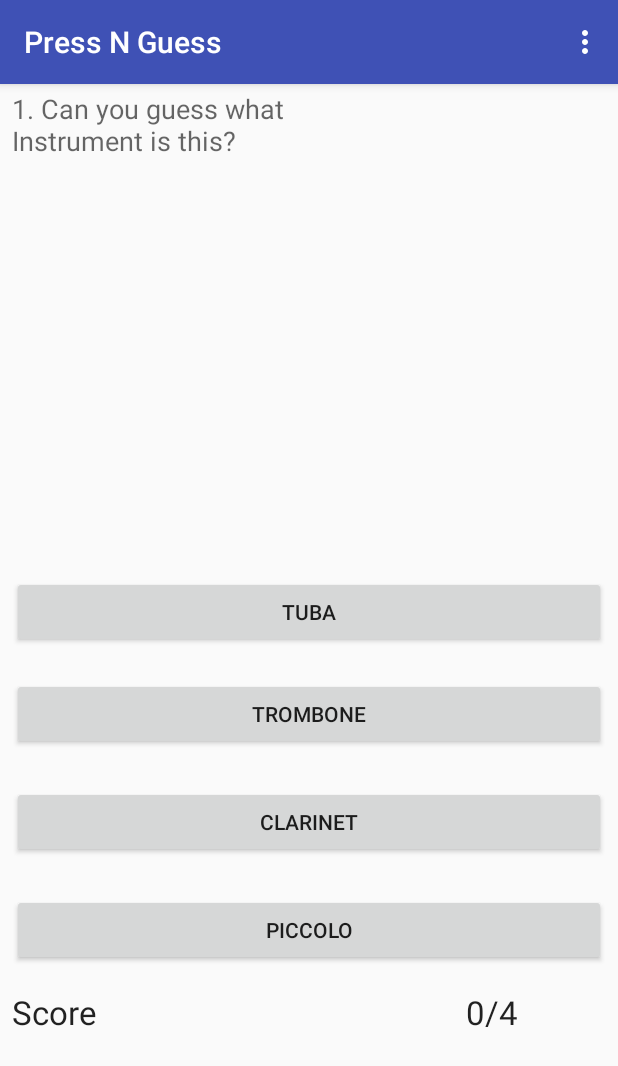
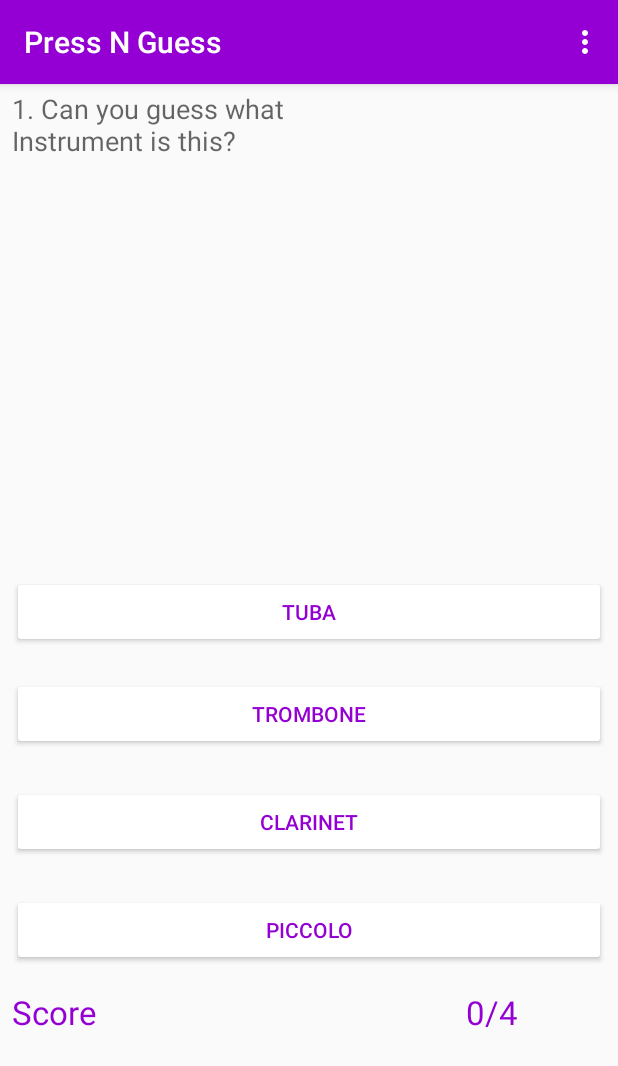
Before and after one commit to QaiWalker/PressNGuess, an Android app: the screen it shows after launch (MainActivity), on a phone screen of 412 x 824 dp. Shown: the top 1066 px of the screen. Run offline under Robolectric (Android 15) with nearby library versions, the phone set to English and light mode, and no system bars.

Commit message:
NEW UI AND MORE MP3 SOUNDSS

```diff
--- a/app/src/main/java/com/example/qaite/pressnguess/InstrumentsActivity.java
+++ b/app/src/main/java/com/example/qaite/pressnguess/InstrumentsActivity.java
@@ -96,6 +96,12 @@ public class InstrumentsActivity extends AppCompatActivity {
             mp = MediaPlayer.create(this, R.raw.saxophone);
         } else if (pos == "French Horn"){
             mp = MediaPlayer.create(this, R.raw.frenchhorn);
+        } else if (pos == "Tuba"){
+            mp = MediaPlayer.create(this, R.raw.tuba);
+        }else if (pos == "Trumpet"){
+            mp = MediaPlayer.create(this, R.raw.trumpet);
+        }else if (pos == "Drum"){
+            mp = MediaPlayer.create(this, R.raw.drum);
         }
 
         mp.start();
--- a/app/src/main/java/com/example/qaite/pressnguess/MainActivity.java
+++ b/app/src/main/java/com/example/qaite/pressnguess/MainActivity.java
@@ -97,6 +97,7 @@ public class MainActivity extends AppCompatActivity {
 
         mp.start();
     }
+
     @Override
     public boolean onCreateOptionsMenu(Menu menu) {
         // Inflate the menu; this adds items to the action bar if it is present.
--- a/app/src/main/res/layout/activity_main.xml
+++ b/app/src/main/res/layout/activity_main.xml
@@ -32,7 +32,9 @@
         android:onClick="onClick"
         app:layout_constraintBottom_toTopOf="@+id/button2"
         app:layout_constraintEnd_toEndOf="parent"
-        app:layout_constraintStart_toStartOf="parent" />
+        app:layout_constraintStart_toStartOf="parent"
+        android:backgroundTint="#FFFFFF"
+        android:textColor="#9400D3"/>
 
     <Button
         android:id="@+id/button2"
@@ -46,7 +48,9 @@
         android:onClick="onClick"
         app:layout_constraintBottom_toTopOf="@+id/button3"
         app:layout_constraintEnd_toEndOf="parent"
-        app:layout_constraintStart_toStartOf="parent" />
+        app:layout_constraintStart_toStartOf="parent"
+        android:backgroundTint="#FFFFFF"
+        android:textColor="#9400D3"/>
 
     <Button
         android:id="@+id/button3"
@@ -60,7 +64,9 @@
         android:onClick="onClick"
         app:layout_constraintBottom_toTopOf="@+id/button4"
         app:layout_constraintEnd_toEndOf="parent"
-        app:layout_constraintStart_toStartOf="parent" />
+        app:layout_constraintStart_toStartOf="parent"
+        android:backgroundTint="#FFFFFF"
+        android:textColor="#9400D3"/>
 
     <Button
         android:id="@+id/button4"
@@ -75,7 +81,9 @@
         app:layout_constraintBottom_toBottomOf="parent"
         app:layout_constraintEnd_toEndOf="parent"
         app:layout_constraintHorizontal_bias="0.0"
-        app:layout_constraintStart_toStartOf="parent" />
+        app:layout_constraintStart_toStartOf="parent"
+        android:backgroundTint="#FFFFFF"
+        android:textColor="#9400D3"/>
 
     <TextView
         android:id="@+id/textViewShow"
@@ -86,7 +94,8 @@
         android:layout_marginTop="16dp"
         android:textAppearance="@android:style/TextAppearance.Material.Large"
         app:layout_constraintEnd_toEndOf="parent"
-        app:layout_constraintTop_toBottomOf="@+id/button4" />
+        app:layout_constraintTop_toBottomOf="@+id/button4"
+        android:textColor="#9400D3"/>
 
     <TextView
         android:id="@+id/textViewScore"
@@ -98,5 +107,6 @@
         android:text="@string/score"
         android:textAppearance="@android:style/TextAppearance.Material.Large"
         app:layout_constraintStart_toStartOf="parent"
-        app:layout_constraintTop_toBottomOf="@+id/button4" />
+        app:layout_constraintTop_toBottomOf="@+id/button4"
+        android:textColor="#9400D3"/>
 </android.support.constraint.ConstraintLayout>
--- a/app/src/main/res/layout/row.xml
+++ b/app/src/main/res/layout/row.xml
@@ -15,5 +15,6 @@
         android:id="@+id/tvInstrument"
         android:layout_width="335dp"
         android:layout_height="51dp"
-        android:text="TextView" />
+        android:text="TextView"
+        android:textColor="#9400D3"/>
 </LinearLayout>
--- a/app/src/main/res/values/styles.xml
+++ b/app/src/main/res/values/styles.xml
@@ -3,7 +3,7 @@
     <!-- Base application theme. -->
     <style name="AppTheme" parent="Theme.AppCompat.Light.DarkActionBar">
         <!-- Customize your theme here. -->
-        <item name="colorPrimary">@color/colorPrimary</item>
+        <item name="colorPrimary">#9400D3</item>
         <item name="colorPrimaryDark">@color/colorPrimaryDark</item>
         <item name="colorAccent">@color/colorAccent</item>
     </style>
```
Also changed, not shown: app/src/main/res/layout/activity_highest_score.xml (+8 -3 lines), 3 other files.
